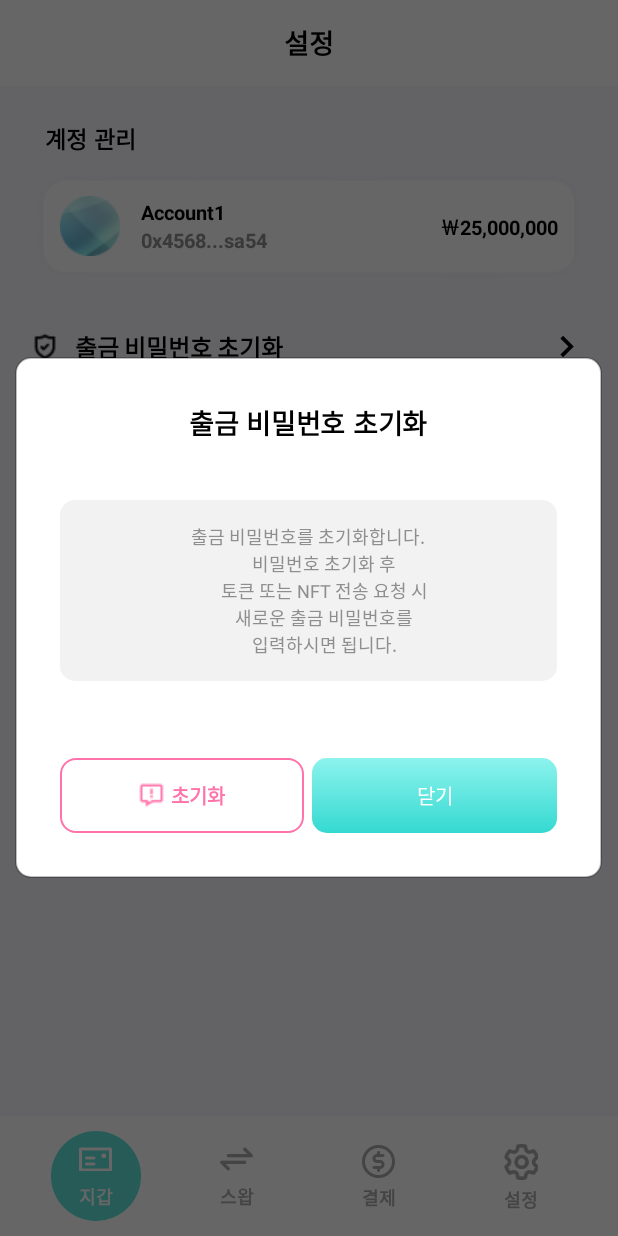
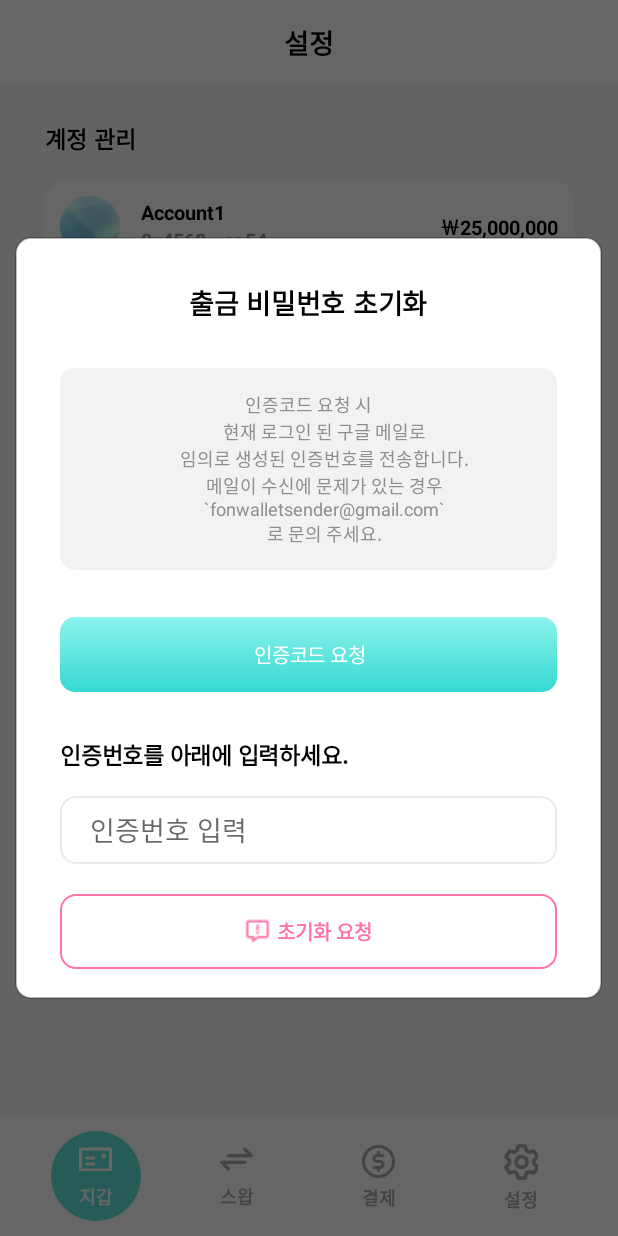
Before and after one commit to coredeveloper05/inodream_wallet_03, an Android app: the SettingFragment screen opened through its navigation route, after a tap on "출금 비밀번호 초기화", on a phone screen of 412 x 824 dp. Run offline under Robolectric (Android 15) with nearby library versions, the phone set to English and light mode, and no system bars; our stand-ins replace EventBus, RxJava; libraries missing offline, so code that uses them is left out: com.blankj.utilcode, com.king.zxing; pictures from the network do not load; 5 statements that could not run were skipped.

Commit message:
2023-08-04 출금 비밀번호 초기화 퍼블리싱

```diff
--- a/app/src/main/java/io/inodream/wallet/App.java
+++ b/app/src/main/java/io/inodream/wallet/App.java
@@ -1,10 +1,18 @@
 package io.inodream.wallet;
 
 import android.app.Application;
+import android.view.View;
 
 import com.blankj.utilcode.util.Utils;
 
+import java.util.concurrent.TimeUnit;
+
 import io.inodream.wallet.refer.retrofit.data.TokenInfosData;
+import io.reactivex.Observable;
+import io.reactivex.android.schedulers.AndroidSchedulers;
+import io.reactivex.disposables.CompositeDisposable;
+import io.reactivex.functions.Consumer;
+import io.reactivex.schedulers.Schedulers;
 
 /**
  * <pre>
@@ -19,6 +27,11 @@ public class App extends Application {
 
    private static App mApp;
    private TokenInfosData mTokenInfosData;
+
+   public static final int REQUEST_VALIDATOR_TIME = 300;
+
+   public int requestValidatorTime = REQUEST_VALIDATOR_TIME;
+   private CompositeDisposable compositeDisposable = new CompositeDisposable();
 
    @Override
    public void onCreate() {
@@ -38,4 +51,22 @@ public class App extends Application {
    public void setTokenInfosData(TokenInfosData tokenInfosData) {
       mTokenInfosData = tokenInfosData;
    }
+
+   public void tickerRequestValidatorTime() {
+      if(requestValidatorTime == REQUEST_VALIDATOR_TIME) {
+         compositeDisposable.add(Observable.interval(0, 1000, TimeUnit.MILLISECONDS)
+                 .observeOn(Schedulers.io())
+                 .subscribe(
+                         (item) -> {
+                            requestValidatorTime--;
+                            if(requestValidatorTime == 0) initRequestValidatorTime();
+                         }
+                 ));
+      }
+   }
+
+   private void initRequestValidatorTime() {
+      requestValidatorTime = REQUEST_VALIDATOR_TIME;
+      compositeDisposable.clear();
+   }
 }
--- a/app/src/main/java/io/inodream/wallet/fragments/SettingFragment.kt
+++ b/app/src/main/java/io/inodream/wallet/fragments/SettingFragment.kt
@@ -8,19 +8,33 @@ import android.os.Bundle
 import android.view.LayoutInflater
 import android.view.View
 import android.view.ViewGroup
+import android.widget.EditText
+import android.widget.LinearLayout
 import android.widget.TextView
+import android.widget.Toast
+import androidx.constraintlayout.widget.ConstraintLayout
+import io.inodream.wallet.App
 import io.inodream.wallet.R
 import io.inodream.wallet.activitys.SetWalletInitActivity
 import io.inodream.wallet.activitys.TokenSendRequestActivity
 import io.inodream.wallet.databinding.FragmentSettingBinding
 import io.inodream.wallet.util.UserManager
+import io.reactivex.Observable
+import io.reactivex.Scheduler
+import io.reactivex.android.schedulers.AndroidSchedulers
+import io.reactivex.disposables.CompositeDisposable
+import io.reactivex.schedulers.Schedulers
+import java.util.concurrent.TimeUnit
 
 class SettingFragment : BaseFragment() {
 
     private var _binding: FragmentSettingBinding? = null
     private val binding get() = _binding!!
 
-    private lateinit var withdrawalInitDialog: AlertDialog
+    private var withdrawalInitDialog: AlertDialog? = null
+    private var requestValidatorTime: TextView? = null
+    private var withdrawalInitView: View? = null
+    private val compositeDisposable = CompositeDisposable()
 
     override fun onCreateView(
         inflater: LayoutInflater, container: ViewGroup?,
@@ -44,7 +58,9 @@ class SettingFragment : BaseFragment() {
     }
 
     private fun loadDialog() {
-        val withdrawalInitView = LayoutInflater.from(requireContext()).inflate(R.layout.view_withdrawal_init, null)
+
+        if(withdrawalInitDialog == null) {
+            withdrawalInitView = LayoutInflater.from(requireContext()).inflate(R.layout.view_withdrawal_init, null)
 
             withdrawalInitDialog = AlertDialog.Builder(requireContext())
                 .setView(withdrawalInitView)
@@ -52,10 +68,48 @@ class SettingFragment : BaseFragment() {
 
             withdrawalInitDialog?.window?.setBackgroundDrawable(ColorDrawable(Color.TRANSPARENT))
 
-        withdrawalInitView.findViewById<TextView>(R.id.initCloseBtn)?.setOnClickListener {
+            requestValidatorTime = withdrawalInitView?.findViewById<TextView>(R.id.requestValidatorTime)
+
+            withdrawalInitView?.findViewById<ConstraintLayout>(R.id.requestCredentialBtn)?.setOnClickListener {
+                requestValidatorTime?.visibility = View.VISIBLE
+
+                if (App.getInstance().requestValidatorTime == App.REQUEST_VALIDATOR_TIME) {
+                    App.getInstance().tickerRequestValidatorTime()
+                    checkRequestCredentialTime()
+                } else {
+                    Toast.makeText(requireContext(), getString(R.string.request_credential_error_message, App.getInstance().requestValidatorTime), Toast.LENGTH_SHORT).show()
+                }
+            }
+            withdrawalInitView?.findViewById<LinearLayout>(R.id.initBtn)?.setOnClickListener {
                 withdrawalInitDialog?.dismiss()
             }
 
             withdrawalInitDialog?.show()
+        } else {
+            withdrawalInitDialog?.show()
+        }
+
+        if(App.getInstance().requestValidatorTime != App.REQUEST_VALIDATOR_TIME) {
+            checkRequestCredentialTime()
+            requestValidatorTime?.visibility = View.VISIBLE
         }
     }
+
+    private fun checkRequestCredentialTime() {
+        compositeDisposable.add(Observable.interval(0, 1000, TimeUnit.MILLISECONDS)
+            .subscribeOn(Schedulers.io())
+            .observeOn(AndroidSchedulers.mainThread())
+            .subscribe {
+                requestValidatorTime?.text = "${App.getInstance().requestValidatorTime} 초"
+
+                if(App.getInstance().requestValidatorTime <= 0 || App.getInstance().requestValidatorTime == App.REQUEST_VALIDATOR_TIME) {
+                    initRequestCredential()
+                }
+            })
+    }
+
+    private fun initRequestCredential() {
+        compositeDisposable.clear()
+        requestValidatorTime?.visibility = View.INVISIBLE
+    }
+}
--- a/app/src/main/res/layout/view_withdrawal_init.xml
+++ b/app/src/main/res/layout/view_withdrawal_init.xml
@@ -1,6 +1,7 @@
 <?xml version="1.0" encoding="utf-8"?>
 <androidx.appcompat.widget.LinearLayoutCompat xmlns:android="http://schemas.android.com/apk/res/android"
     xmlns:tools="http://schemas.android.com/tools"
+    xmlns:app="http://schemas.android.com/apk/res-auto"
     android:layout_width="match_parent"
     android:layout_height="match_parent"
     android:background="@drawable/receive_round_gray">
@@ -47,7 +48,6 @@
                     <LinearLayout
                         android:layout_width="match_parent"
                         android:layout_height="wrap_content"
-                        android:layout_marginTop="8dp"
                         android:layout_marginBottom="21dp"
                         android:background="@drawable/round_gray"
                         android:gravity="center_horizontal|top|left"
@@ -62,22 +62,76 @@
                             android:layout_gravity="center"
                             android:textAlignment="center"
                             android:layout_weight="1"
-                            android:text="@string/set_withdrawal_password_init_message"
+                            android:text="@string/set_withdrawal_password_init_message4"
                             android:textColor="#8e8e8e"
                             android:textSize="12sp" />
                     </LinearLayout>
 
-
-                    <androidx.appcompat.widget.LinearLayoutCompat
+                    <androidx.constraintlayout.widget.ConstraintLayout
+                        android:id="@+id/requestCredentialBtn"
                         android:layout_width="match_parent"
                         android:layout_height="wrap_content"
-                        android:layout_marginVertical="30dp"
-                        android:orientation="horizontal">
+                        android:layout_marginVertical="10dp"
+                        android:background="@drawable/send2_round_next_bu_ripple"
+                        >
+
+                        <TextView
+                            android:id="@+id/requestCredentialText"
+                            app:layout_constraintLeft_toLeftOf="parent"
+                            app:layout_constraintTop_toTopOf="parent"
+                            app:layout_constraintRight_toRightOf="parent"
+                            app:layout_constraintHorizontal_bias="0.5"
+                            android:layout_width="wrap_content"
+                            android:layout_height="50dp"
+                            android:clickable="true"
+                            android:gravity="center"
+                            android:letterSpacing="-0.01"
+                            android:text="@string/request_credential_data"
+                            android:textColor="#ffffff"
+                            android:textSize="13sp" />
+                        <TextView
+                            android:id="@+id/requestValidatorTime"
+                            app:layout_constraintStart_toEndOf="@id/requestCredentialText"
+                            android:gravity="center"
+                            android:height="50dp"
+                            android:layout_width="wrap_content"
+                            android:layout_height="wrap_content"
+                            android:layout_marginLeft="10dp"
+                            android:text="50초"
+                            android:textSize="20sp"
+                            android:textColor="#FF0040"
+                            android:fontFamily="@font/inter_semi_bold"
+                            tools:ignore="MissingConstraints"
+                            android:visibility="invisible">
+                        </TextView>
+                    </androidx.constraintlayout.widget.ConstraintLayout>
+
+                    <TextView
+                        android:layout_width="match_parent"
+                        android:layout_height="wrap_content"
+                        android:layout_marginTop="20dp"
+                        android:fontFamily="@font/inter_medium"
+                        android:letterSpacing="-0.01"
+                        android:text="@string/set_withdrawal_password_init_message3"
+                        android:textColor="#000000"
+                        android:textSize="15sp"
+                        android:textStyle="bold" />
+
+                    <EditText
+                        android:id="@+id/et_balance"
+                        android:layout_width="fill_parent"
+                        android:layout_height="45dp"
+                        android:layout_marginTop="16dp"
+                        android:background="@drawable/shape_white_round_empty"
+                        android:inputType="number|numberDecimal"
+                        android:hint="@string/input_credential_data"/>
+                </LinearLayout>
+
                 <LinearLayout
                     android:id="@+id/initBtn"
-                            android:layout_width="0dp"
-                            android:layout_weight="1"
+                    android:layout_width="match_parent"
                     android:layout_height="50dp"
+                    android:layout_margin="20dp"
                     android:background="@drawable/receive_round_or_ripple"
                     android:gravity="center"
                     >
@@ -85,34 +139,17 @@
                         android:layout_width="wrap_content"
                         android:layout_height="wrap_content"
                         android:src="@drawable/bx_message_error"/>
+
                     <TextView
                         android:layout_width="wrap_content"
                         android:layout_height="wrap_content"
                         android:layout_marginLeft="4dp"
                         android:fontFamily="sans-serif-smallcaps"
-                                android:textStyle="bold"
+                        android:letterSpacing="-0.01"
+                        android:text="@string/init_confirm"
+                        android:textColor="#ff73aa"
                         android:textSize="13sp"
-                                android:textColor="#ff73aa"
-                                android:letterSpacing="-0.01"
-                                android:text="@string/init_confirm"/>
-                        </LinearLayout>
-                        <View
-                            android:layout_width="5dp"
-                            android:layout_height="0dp"
-                            />
-                        <TextView
-                            android:id="@+id/initCloseBtn"
-                            android:layout_width="0dp"
-                            android:layout_weight="1"
-                            android:layout_height="50dp"
-                            android:background="@drawable/send2_round_next_bu_ripple"
-                            android:clickable="true"
-                            android:gravity="center"
-                            android:letterSpacing="-0.01"
-                            android:text="닫기"
-                            android:textColor="#ffffff"
-                            android:textSize="13sp" />
-                    </androidx.appcompat.widget.LinearLayoutCompat>
+                        android:textStyle="bold" />
                 </LinearLayout>
             </LinearLayout>
         </LinearLayout>
--- a/app/src/main/res/values/strings.xml
+++ b/app/src/main/res/values/strings.xml
@@ -119,7 +119,17 @@
         토큰 또는 NFT 전송 요청 시
         새로운 출금 비밀번호를
         입력하시면 됩니다."</string>
-    <string name="init_confirm">초기화</string>
+    <string name="set_withdrawal_password_init_message3">인증번호를 아래에 입력하세요.</string>
+    <string name="set_withdrawal_password_init_message4">"인증코드 요청 시
+        현재 로그인 된 구글 메일로
+        임의로 생성된 인증번호를 전송합니다.
+        메일이 수신에 문제가 있는 경우
+        `fonwalletsender@gmail.com`
+        로 문의 주세요."</string>
+    <string name="request_credential_error_message">%1$d 초 후 다시 요청해주세요.</string>
+    <string name="input_credential_data">인증번호 입력</string>
+    <string name="init_confirm">초기화 요청</string>
+    <string name="request_credential_data">인증코드 요청</string>
     <string name="policy_and_term">정책 및 약관</string>
     <string name="wallet_version">앱 버전</string>
 
```
Lines whose indentation alone changed are shown as unchanged.
